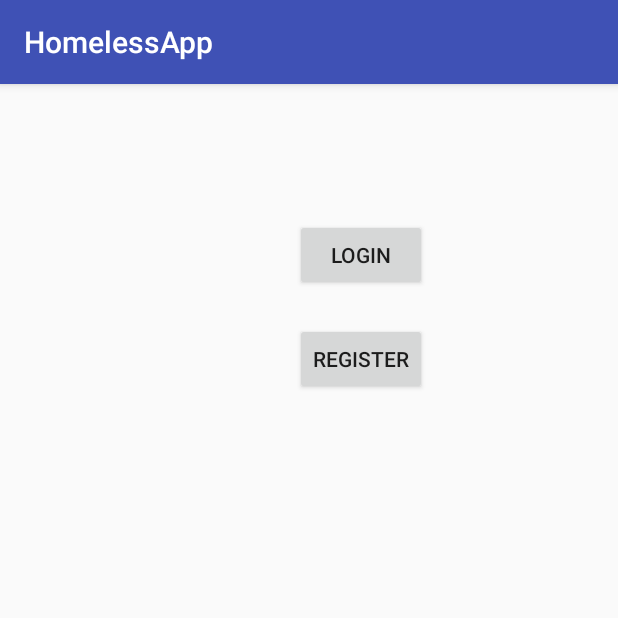
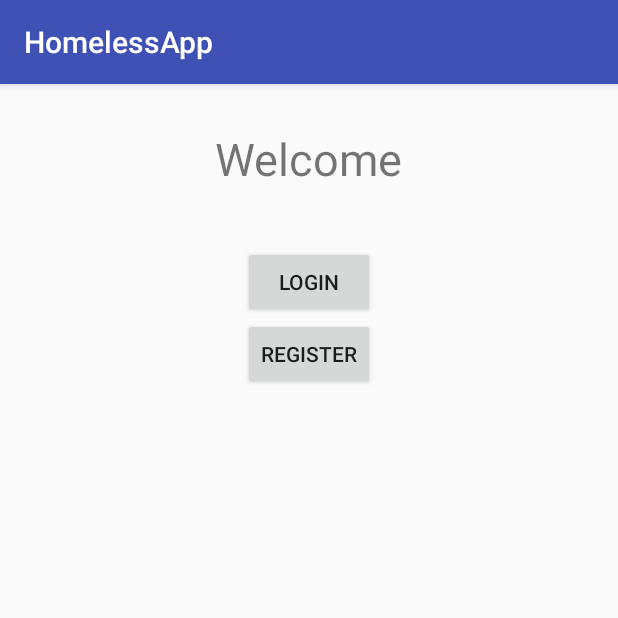
Before and after one commit to DjangoBlockchained/FindMyHome, an Android app: the screen it shows after launch (WelcomeScreenActivity), on a phone screen of 412 x 824 dp, the top half of it. Run offline under Robolectric (Android 15) with nearby library versions, the phone set to English and light mode, and no system bars.

Commit message:
Modified manifest, login logic, welcome layout

```diff
--- a/HomelessApp/app/src/main/java/com/example/peter/homelessapp/controllers/LoginScreenActivity.java
+++ b/HomelessApp/app/src/main/java/com/example/peter/homelessapp/controllers/LoginScreenActivity.java
@@ -34,7 +34,7 @@ public class LoginScreenActivity extends AppCompatActivity {
         login.setOnClickListener(new View.OnClickListener() {
             @Override
             public void onClick(View view) {
-                if (userName.toString().equals(new String("user")) && password.toString().equals(new String("password"))) {
+                if (userName.getText().toString().equals(new String("user")) && password.getText().toString().equals(new String("password"))) {
                     Intent intent = new Intent(LoginScreenActivity.this, ApplicationScreenActivity.class);
                     startActivity(intent);
                 }
--- a/HomelessApp/app/src/main/java/com/example/peter/homelessapp/controllers/WelcomeScreenActivity.java
+++ b/HomelessApp/app/src/main/java/com/example/peter/homelessapp/controllers/WelcomeScreenActivity.java
@@ -28,7 +28,7 @@ public class WelcomeScreenActivity extends AppCompatActivity {
             startActivity(intent);
         });
         register_button.setOnClickListener((view) -> {
-            Intent intent2 = new Intent(WelcomeScreenActivity.this, LoginScreenActivity.class);
+            Intent intent2 = new Intent(WelcomeScreenActivity.this, RegisterScreenActivity.class);
             startActivity(intent2);
         });
     }
--- a/HomelessApp/app/src/main/res/layout/activity_welcome_screen.xml
+++ b/HomelessApp/app/src/main/res/layout/activity_welcome_screen.xml
@@ -6,10 +6,9 @@
         android:id="@+id/login_button"
         android:layout_width="wrap_content"
         android:layout_height="wrap_content"
-        android:layout_alignParentEnd="true"
-        android:layout_alignParentTop="true"
-        android:layout_marginEnd="127dp"
-        android:layout_marginTop="90dp"
+        android:layout_below="@+id/textView2"
+        android:layout_centerHorizontal="true"
+        android:layout_marginTop="38dp"
         android:text="Login" />
 
     <Button
@@ -18,6 +17,15 @@
         android:layout_height="wrap_content"
         android:layout_alignStart="@+id/login_button"
         android:layout_below="@+id/login_button"
-        android:layout_marginTop="21dp"
         android:text="Register" />
+
+    <TextView
+        android:id="@+id/textView2"
+        android:layout_width="wrap_content"
+        android:layout_height="wrap_content"
+        android:layout_alignParentTop="true"
+        android:layout_centerHorizontal="true"
+        android:layout_marginTop="29dp"
+        android:text="Welcome"
+        android:textSize="30sp"/>
 </RelativeLayout>
```
Also changed, not shown: HomelessApp/app/src/main/AndroidManifest.xml (+15 -0 lines).
